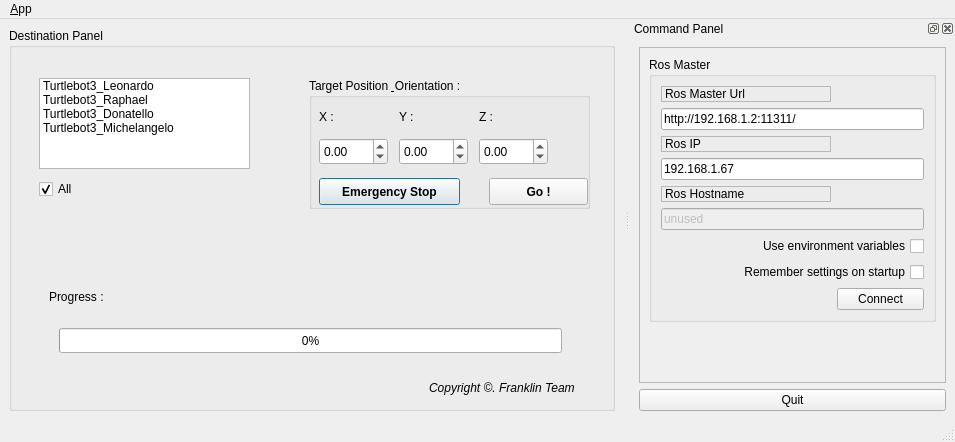
The window that ui/main_window.ui (Pierre-Mollard/franklin_GUI) describes before a commit, drawn with Qt 5.
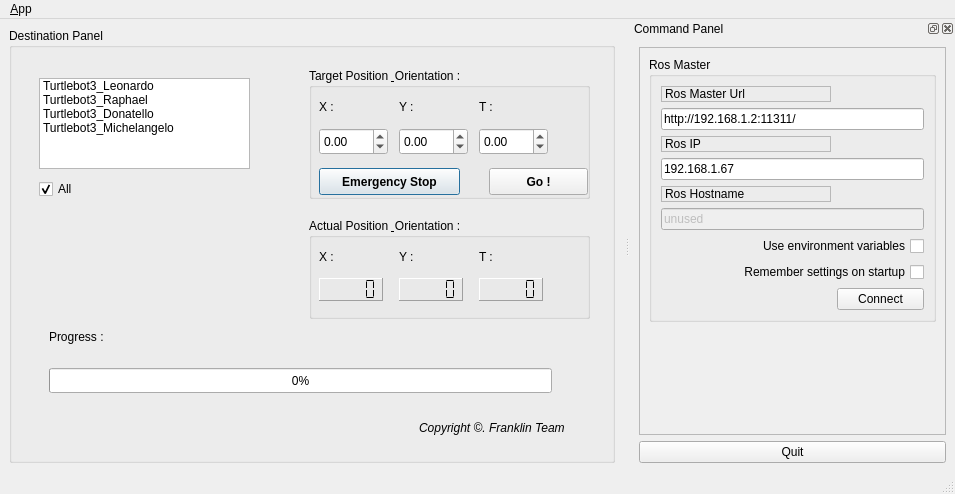
The same window after the commit. Icons and pictures are not drawn.

Commit message: actual position display

```diff
--- a/ui/main_window.ui
+++ b/ui/main_window.ui
@@ -7,7 +7,7 @@
     <x>0</x>
     <y>0</y>
     <width>955</width>
-    <height>442</height>
+    <height>494</height>
    </rect>
   </property>
   <property name="windowTitle">
@@ -30,8 +30,8 @@
       <widget class="QProgressBar" name="progressBar_INFO">
        <property name="geometry">
         <rect>
-         <x>50</x>
-         <y>300</y>
+         <x>40</x>
+         <y>340</y>
          <width>503</width>
          <height>25</height>
         </rect>
@@ -44,7 +44,7 @@
        <property name="geometry">
         <rect>
          <x>300</x>
-         <y>50</y>
+         <y>40</y>
          <width>281</width>
          <height>131</height>
         </rect>
@@ -145,7 +145,7 @@
          </rect>
         </property>
         <property name="text">
-         <string>Z : </string>
+         <string>T : </string>
         </property>
        </widget>
        <widget class="QPushButton" name="pushButton_GO">
@@ -194,7 +194,7 @@
        <property name="geometry">
         <rect>
          <x>40</x>
-         <y>260</y>
+         <y>300</y>
          <width>111</width>
          <height>17</height>
         </rect>
@@ -252,8 +252,8 @@
       <widget class="QLabel" name="label_8">
        <property name="geometry">
         <rect>
-         <x>420</x>
-         <y>350</y>
+         <x>410</x>
+         <y>390</y>
          <width>191</width>
          <height>20</height>
         </rect>
@@ -267,6 +267,155 @@
         <string>Copyright ©. Franklin Team</string>
        </property>
       </widget>
+      <widget class="QGroupBox" name="groupBox_4">
+       <property name="geometry">
+        <rect>
+         <x>300</x>
+         <y>190</y>
+         <width>281</width>
+         <height>101</height>
+        </rect>
+       </property>
+       <property name="title">
+        <string>Actual Position &amp; Orientation :</string>
+       </property>
+       <widget class="QLabel" name="label_9">
+        <property name="geometry">
+         <rect>
+          <x>10</x>
+          <y>30</y>
+          <width>67</width>
+          <height>17</height>
+         </rect>
+        </property>
+        <property name="text">
+         <string>X :</string>
+        </property>
+       </widget>
+       <widget class="QLabel" name="label_10">
+        <property name="geometry">
+         <rect>
+          <x>90</x>
+          <y>30</y>
+          <width>67</width>
+          <height>17</height>
+         </rect>
+        </property>
+        <property name="text">
+         <string>Y :</string>
+        </property>
+       </widget>
+       <widget class="QLabel" name="label_11">
+        <property name="geometry">
+         <rect>
+          <x>170</x>
+          <y>30</y>
+          <width>67</width>
+          <height>17</height>
+         </rect>
+        </property>
+        <property name="text">
+         <string>T : </string>
+        </property>
+       </widget>
+       <widget class="QLCDNumber" name="lcdNumber_X">
+        <property name="geometry">
+         <rect>
+          <x>10</x>
+          <y>60</y>
+          <width>64</width>
+          <height>23</height>
+         </rect>
+        </property>
+        <property name="font">
+         <font>
+          <weight>75</weight>
+          <bold>true</bold>
+         </font>
+        </property>
+        <property name="frameShape">
+         <enum>QFrame::Panel</enum>
+        </property>
+        <property name="lineWidth">
+         <number>1</number>
+        </property>
+        <property name="midLineWidth">
+         <number>0</number>
+        </property>
+        <property name="smallDecimalPoint">
+         <bool>false</bool>
+        </property>
+        <property name="segmentStyle">
+         <enum>QLCDNumber::Flat</enum>
+        </property>
+        <property name="value" stdset="0">
+         <double>0.000000000000000</double>
+        </property>
+       </widget>
+       <widget class="QLCDNumber" name="lcdNumber_Y">
+        <property name="geometry">
+         <rect>
+          <x>90</x>
+          <y>60</y>
+          <width>64</width>
+          <height>23</height>
+         </rect>
+        </property>
+        <property name="font">
+         <font>
+          <weight>75</weight>
+          <bold>true</bold>
+         </font>
+        </property>
+        <property name="frameShape">
+         <enum>QFrame::Panel</enum>
+        </property>
+        <property name="lineWidth">
+         <number>1</number>
+        </property>
+        <property name="midLineWidth">
+         <number>0</number>
+        </property>
+        <property name="segmentStyle">
+         <enum>QLCDNumber::Flat</enum>
+        </property>
+       </widget>
+       <widget class="QLCDNumber" name="lcdNumber_T">
+        <property name="geometry">
+         <rect>
+          <x>170</x>
+          <y>60</y>
+          <width>64</width>
+          <height>23</height>
+         </rect>
+        </property>
+        <property name="font">
+         <font>
+          <weight>75</weight>
+          <bold>true</bold>
+         </font>
+        </property>
+        <property name="frameShape">
+         <enum>QFrame::Panel</enum>
+        </property>
+        <property name="lineWidth">
+         <number>1</number>
+        </property>
+        <property name="midLineWidth">
+         <number>0</number>
+        </property>
+        <property name="segmentStyle">
+         <enum>QLCDNumber::Flat</enum>
+        </property>
+       </widget>
+       <zorder>label_9</zorder>
+       <zorder>label_10</zorder>
+       <zorder>label_11</zorder>
+       <zorder>lcdNumber_X</zorder>
+       <zorder>lcdNumber_Y</zorder>
+       <zorder>lcdNumber_T</zorder>
+       <zorder>lcdNumber</zorder>
+      </widget>
      </widget>
     </item>
    </layout>
```
The commit also changes 4 other files.
